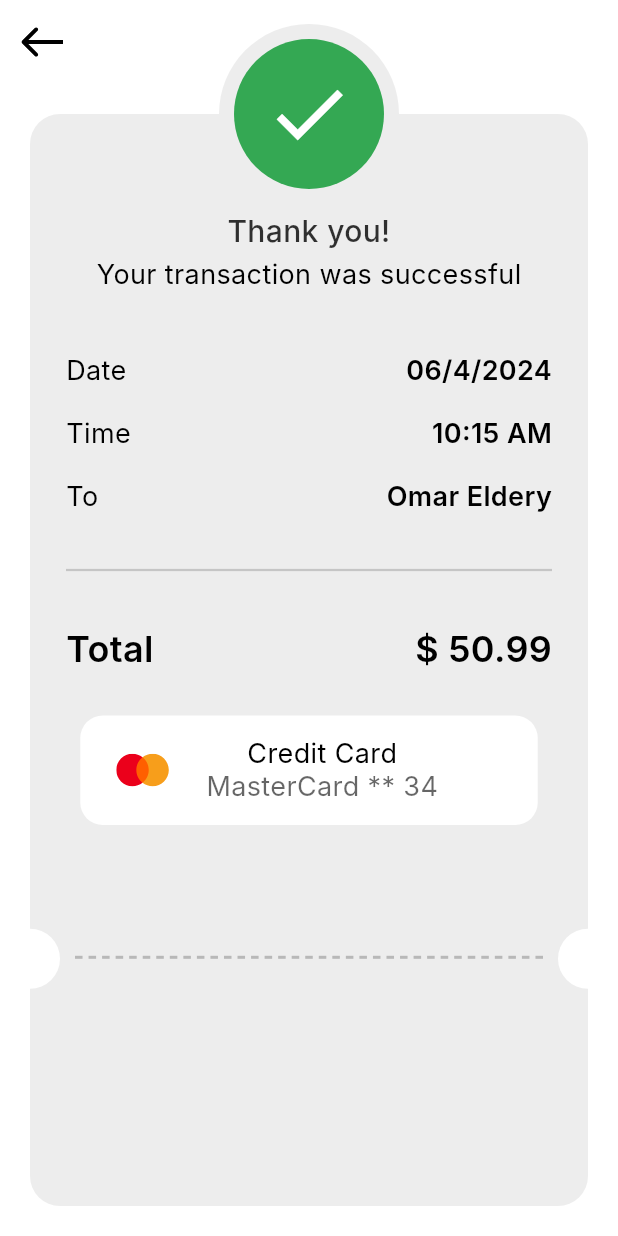
After one commit to omareldery/payment, a Flutter app: the SuccessView screen opened directly, on a phone screen of 412 x 824 dp. The commit adds this screen. Run offline on Flutter 3.47's test engine with Material 3 defaults, Android fonts, the light colour scheme and no system bars; our stand-ins replace flutter_credit_card, flutter_svg; Roboto replaces fonts that are missing (Inter).

Commit message:
- creating success_view.dart

```diff
--- a/lib/features/checkout/presentation/views/payment_details_view.dart
+++ b/lib/features/checkout/presentation/views/payment_details_view.dart
@@ -1,6 +1,7 @@
 import 'dart:developer';
 
 import 'package:flutter/material.dart';
+import 'package:payment_project/features/checkout/presentation/views/success_view.dart';
 import 'package:payment_project/features/checkout/presentation/widgets/custom_app_bar.dart';
 import 'package:payment_project/features/checkout/presentation/widgets/custom_button.dart';
 import 'package:payment_project/features/checkout/presentation/widgets/custom_credit_card.dart';
@@ -8,7 +9,7 @@ import 'package:payment_project/features/checkout/presentation/widgets/custom_cr
 import '../widgets/payment_methods.dart';
 
 class PaymentDetailsView extends StatefulWidget {
- const  PaymentDetailsView({super.key});
+  const PaymentDetailsView({super.key});
 
   @override
   State<PaymentDetailsView> createState() => _PaymentDetailsViewState();
@@ -23,7 +24,9 @@ AutovalidateMode autoValidateMode = AutovalidateMode.disabled;
   Widget build(BuildContext context) {
     return Scaffold(
         backgroundColor: Colors.white,
-      appBar: customAppBar(title: 'Payment Details'),
+        appBar: customAppBar(title: 'Payment Details',onTap: (){
+           Navigator.pop(context);
+        }),
         body: CustomScrollView(
           slivers: [
             const SliverToBoxAdapter(
@@ -31,29 +34,34 @@ AutovalidateMode autoValidateMode = AutovalidateMode.disabled;
             ),
             SliverToBoxAdapter(
               child: CustomCreditCard(
-              formKey: formKey, autoValidateMode: autoValidateMode,
+                formKey: formKey,
+                autoValidateMode: autoValidateMode,
               ),
             ),
             SliverFillRemaining(
                 hasScrollBody: false,
                 child: Align(
-              alignment:  Alignment.bottomCenter,
+                    alignment: Alignment.bottomCenter,
                     child: Padding(
                       padding: const EdgeInsets.only(bottom: 12),
-                  child: CustomButton(title: 'Pay', onTap: (){
+                      child: CustomButton(
+                          title: 'Pay',
+                          onTap: () {
                             if (formKey.currentState!.validate()) {
                               formKey.currentState!.save();
                               log('form is valid');
-                    }else{
+                            } else {
+                              Navigator.of(context).push(
+                                MaterialPageRoute(
+                                  builder: (context) => const SuccessView(),
+                                ),
+                              );
                               autoValidateMode = AutovalidateMode.always;
-                      setState(() {
-                      });
+                              setState(() {});
                             }
                           }),
-                ))
-          ),
+                    ))),
           ],
-      )
-    );
+        ));
   }
 }
--- /dev/null
+++ b/lib/features/checkout/presentation/views/success_view.dart
@@ -0,0 +1,23 @@
+import 'package:flutter/material.dart';
+import 'package:flutter_svg/svg.dart';
+import 'package:payment_project/features/checkout/presentation/widgets/success_view_body.dart';
+
+class SuccessView extends StatelessWidget {
+  const SuccessView({super.key});
+
+  @override
+  Widget build(BuildContext context) {
+    return Scaffold(
+      backgroundColor:  Colors.white,
+      appBar: AppBar(
+        elevation: 0,
+        backgroundColor: Colors.transparent,
+        leading: Padding(
+          padding: const EdgeInsets.all(14.0),
+          child: GestureDetector(
+              onTap: () => Navigator.of(context).pop(),child: SvgPicture.asset('assets/icons/back_arrow.svg')),
+        ),
+      ),
+        body: const SuccessViewBody());
+  }
+}
--- a/lib/features/checkout/presentation/widgets/custom_app_bar.dart
+++ b/lib/features/checkout/presentation/widgets/custom_app_bar.dart
@@ -2,7 +2,7 @@ import 'package:flutter/material.dart';
 import 'package:flutter_svg/svg.dart';
 import 'package:payment_project/core/utils/styles.dart';
 
-AppBar customAppBar({required final String title}) => AppBar(
+AppBar customAppBar({required final String title, required void Function()? onTap}) => AppBar(
       elevation: 0,
       backgroundColor: Colors.transparent,
       title: Text(
@@ -13,6 +13,8 @@ AppBar customAppBar({required final String title}) => AppBar(
       centerTitle: true,
       leading: Padding(
         padding: const EdgeInsets.all(14.0),
-        child: SvgPicture.asset('assets/icons/back_arrow.svg'),
+        child: GestureDetector(
+          onTap: onTap,
+            child: SvgPicture.asset('assets/icons/back_arrow.svg')),
       ),
     );
--- /dev/null
+++ b/lib/features/checkout/presentation/widgets/dashed_line.dart
@@ -0,0 +1,23 @@
+import 'package:flutter/material.dart';
+
+class DashedLine extends StatelessWidget {
+  const DashedLine({super.key});
+
+  @override
+  Widget build(BuildContext context) {
+    return  Row(
+      children: List.generate(
+        35,
+            (index) =>  Expanded(
+          child: Padding(
+            padding: const EdgeInsets.symmetric(horizontal: 2.0),
+            child: Container(
+              height: 2,
+              color: const Color(0xFFB8B8B8),
+            ),
+          ),
+        ),
+      ),
+    );
+  }
+}
--- /dev/null
+++ b/lib/features/checkout/presentation/widgets/success_view_body.dart
@@ -0,0 +1,59 @@
+import 'package:flutter/material.dart';
+import 'package:payment_project/features/checkout/presentation/widgets/thank_you%20card.dart';
+
+import 'dashed_line.dart';
+
+class SuccessViewBody extends StatelessWidget {
+  const SuccessViewBody({super.key});
+
+  @override
+  Widget build(BuildContext context) {
+    return  Stack(clipBehavior: Clip.none, children: [
+      const Padding(
+        padding: EdgeInsets.symmetric(horizontal: 20.0, vertical: 20),
+        child: ThankYouCard(),
+      ),
+      Positioned(
+        bottom: MediaQuery.sizeOf(context).height * 0.2 +20,
+        left: 20+8,
+        right: 20+8,
+        child: const Padding(
+          padding: EdgeInsets.symmetric(horizontal: 20.0),
+          child: DashedLine(),
+        ),
+      ),
+      Positioned(
+        top: -40,
+        right: MediaQuery.sizeOf(context).width * 0.0,
+        left: MediaQuery.sizeOf(context).width * 0.0,
+        child: const CircleAvatar(
+            radius: 60,
+            backgroundColor: Color(
+              0xFFEDEDED,
+            ),
+            child: CircleAvatar(
+              radius: 50,
+              backgroundColor: Color(0xFF34A853),
+              child: Icon(
+                size: 60,
+                Icons.check,
+                color: Colors.white,
+              ),
+            )),
+      ),
+      Positioned(
+        bottom: MediaQuery.sizeOf(context).height * 0.2,
+        child: const CircleAvatar(
+          backgroundColor: Colors.white,
+        ),
+      ),
+      Positioned(
+        right: MediaQuery.sizeOf(context).width * 0,
+        bottom: MediaQuery.sizeOf(context).height * 0.2,
+        child: const CircleAvatar(
+          backgroundColor: Colors.white,
+        ),
+      ),
+    ]);
+  }
+}
--- /dev/null
+++ b/lib/features/checkout/presentation/widgets/thank_you card.dart
@@ -0,0 +1,170 @@
+import 'package:flutter/material.dart';
+import 'package:flutter_svg/svg.dart';
+
+import '../../../../core/utils/styles.dart';
+import 'dashed_line.dart';
+
+class ThankYouCard extends StatelessWidget {
+  const ThankYouCard({super.key});
+
+  @override
+  Widget build(BuildContext context) {
+    return Container(
+      width: double.infinity,
+      decoration: ShapeDecoration(
+          color: const Color(
+            0xFFEDEDED,
+          ),
+          shape: RoundedRectangleBorder(
+            borderRadius: BorderRadius.circular(20),
+          )),
+      child: Padding(
+        padding: const EdgeInsets.only(top: 50 + 16, left: 24, right: 24),
+        child: Column(
+          children: [
+            Text(
+              'Thank you!',
+              textAlign: TextAlign.center,
+              style: AppStyles.font20BlackW500,
+            ),
+            const SizedBox(height: 6),
+            Text(
+              'Your transaction was successful',
+              style: AppStyles.font18BlackW400,
+            ),
+            const SizedBox(
+              height: 42,
+            ),
+            const ThankYouItemInfo(),
+            const SizedBox(
+              height: 30,
+            ),
+            Divider(
+              thickness: 1.5,
+              color: Colors.grey.withOpacity(0.5),
+            ),
+            const SizedBox(
+              height: 30,
+            ),
+            Row(
+              children: [
+                Text(
+                  'Total',
+                  style: AppStyles.font24BlackW600,
+                ),
+                const Spacer(),
+                Text(
+                  '\$ 50.99',
+                  style: AppStyles.font24BlackW600,
+                ),
+              ],
+            ),
+            const SizedBox(
+              height: 30,
+            ),
+            const CustomCardNum()
+          ],
+        ),
+      ),
+    );
+  }
+}
+
+class ThankYouItemInfo extends StatelessWidget {
+  const ThankYouItemInfo({super.key});
+
+  @override
+  Widget build(BuildContext context) {
+    return const Column(
+      children: [
+        InfoRow(
+          title: 'Date',
+          subtitle: '06/4/2024',
+        ),
+        SizedBox(
+          height: 20,
+        ),
+        InfoRow(
+          title: 'Time',
+          subtitle: '10:15 AM',
+        ),
+        SizedBox(
+          height: 20,
+        ),
+        InfoRow(
+          title: 'To',
+          subtitle: 'Omar Eldery',
+        ),
+      ],
+    );
+  }
+}
+
+class InfoRow extends StatelessWidget {
+  const InfoRow({
+    super.key,
+    required this.title,
+    required this.subtitle,
+  });
+  final String title;
+  final String subtitle;
+  @override
+  Widget build(BuildContext context) {
+    return Row(
+      children: [
+        Text(
+          title,
+          style: AppStyles.font18BlackW400,
+        ),
+        const Spacer(),
+        Text(
+          subtitle,
+          style: AppStyles.font18BlackW600,
+        )
+      ],
+    );
+  }
+}
+class CustomCardNum extends StatelessWidget {
+  const CustomCardNum({super.key});
+
+  @override
+  Widget build(BuildContext context) {
+    return   Container(
+      width: 305,
+      height: 73,
+      decoration: BoxDecoration(
+        borderRadius: BorderRadius.circular(15),
+        color: Colors.white,
+      ),
+      child: Row(
+
+        mainAxisAlignment: MainAxisAlignment.start,
+        children: [
+          Padding(
+            padding: const EdgeInsets.symmetric(horizontal: 24.0),
+            child: SvgPicture.asset(
+              'assets/icons/visa_logo.svg',
+            ),
+          ),
+          Column(
+            mainAxisAlignment: MainAxisAlignment.center,
+            children: [
+              Text(
+                'Credit Card',
+                style: AppStyles.font18BlackW400,
+              ),
+              Text(
+                'MasterCard ** 34',
+                style: AppStyles.font18BlackW400.copyWith(
+                  color: Colors.black.withOpacity(.6),
+                ),
+              ),
+
+            ],
+          )
+        ],
+      ),
+    );
+  }
+}
--- a/pubspec.yaml
+++ b/pubspec.yaml
@@ -62,7 +62,7 @@ flutter:
 
   # To add assets to your application, add an assets section, like this:
   assets:
-    - assets/icons/back_arrow.svg
+    - assets/icons/
     - assets/images/
 
   # An image asset can refer to one or more resolution-specific "variants", see
```
Also changed, not shown: assets/icons/visa_logo.svg (added), lib/generated/assets.dart. Lines whose indentation alone changed are shown as unchanged.
